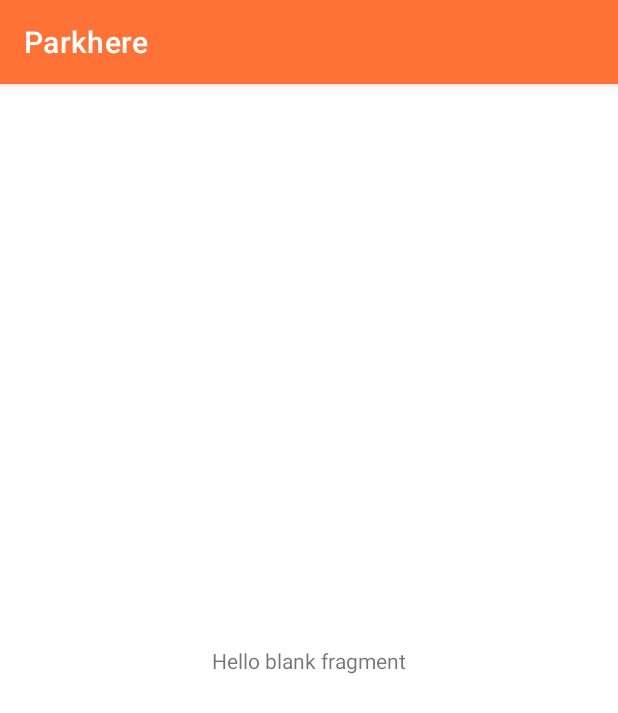
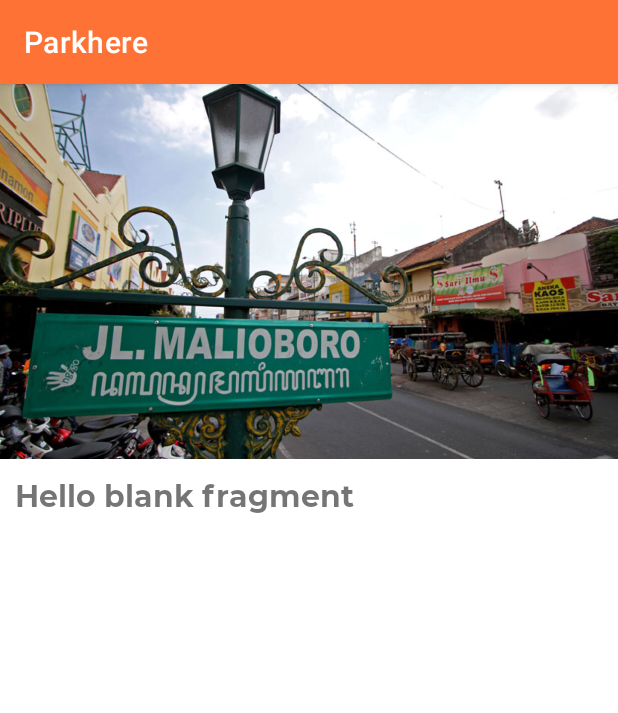
Before and after one commit to sherinedevi/Bangkit-2021-Capstone-Project, an Android app: the DetailFragment screen opened through its navigation route, on a phone screen of 412 x 824 dp. Shown: the top 713 px of the screen. Run offline under Robolectric (Android 15) with nearby library versions, the phone set to English and light mode, and no system bars.

Commit message:
implement collapsingToolbar in fragment_detail

```diff
--- a/ParkhereApplication/app/build.gradle
+++ b/ParkhereApplication/app/build.gradle
@@ -54,6 +54,8 @@ dependencies {
     implementation 'com.github.bumptech.glide:glide:4.11.0'
     implementation 'androidx.lifecycle:lifecycle-extensions:2.2.0'
     implementation 'com.loopj.android:android-async-http:1.4.11'
+    'androidx.coordinatorlayout:coordinatorlayout:1.1.0'
+    implementation 'com.google.android.material:material:1.3.0'
     testImplementation 'junit:junit:4.13.2'
     androidTestImplementation 'androidx.test.ext:junit:1.1.2'
     androidTestImplementation 'androidx.test.espresso:espresso-core:3.3.0'
--- a/ParkhereApplication/app/src/main/AndroidManifest.xml
+++ b/ParkhereApplication/app/src/main/AndroidManifest.xml
@@ -9,8 +9,10 @@
         android:roundIcon="@mipmap/ic_launcher_round"
         android:supportsRtl="true"
         android:theme="@style/Theme.ParkhereApplication">
-        <activity android:name=".view.MainActivity"
-            android:label="Parkhere"/>
+        <activity android:name=".view.DetailPlaceActivity"></activity>
+        <activity
+            android:name=".view.MainActivity"
+            android:label="Parkhere" />
         <activity android:name=".view.OnboardingActivity">
             <intent-filter>
                 <action android:name="android.intent.action.MAIN" />
--- a/ParkhereApplication/app/src/main/java/com/example/parkhereapplication/view/DetailFragment.kt
+++ b/ParkhereApplication/app/src/main/java/com/example/parkhereapplication/view/DetailFragment.kt
@@ -7,20 +7,12 @@ import android.view.View
 import android.view.ViewGroup
 import com.example.parkhereapplication.R
 import com.example.parkhereapplication.databinding.FragmentDetailBinding
-import com.example.parkhereapplication.model.Place
 
 class DetailFragment : Fragment() {
+    private lateinit var binding: FragmentDetailBinding
 
-    companion object {
-        const val EXTRA_USER = "extra_user"
-    }
-    private lateinit var binding: FragmentDetailBinding
-    private lateinit var place: Place
-
-    override fun onCreateView(
-        inflater: LayoutInflater, container: ViewGroup?,
-        savedInstanceState: Bundle?
-    ): View? {
+    override fun onCreateView(inflater: LayoutInflater, container: ViewGroup?,
+                              savedInstanceState: Bundle?): View? {
         // Inflate the layout for this fragment
         return inflater.inflate(R.layout.fragment_detail, container, false)
     }
@@ -28,11 +20,5 @@ class DetailFragment : Fragment() {
     override fun onViewCreated(view: View, savedInstanceState: Bundle?) {
         super.onViewCreated(view, savedInstanceState)
         binding = FragmentDetailBinding.bind(view)
-        getSelectedPlace()
-    }
-
-    private fun getSelectedPlace() {
-        val place = arguments?.getParcelable<Place>(HomeFragment.EXTRA_USER) as Place
-        binding.tvTest.text = place.name
     }
 }
--- a/ParkhereApplication/app/src/main/java/com/example/parkhereapplication/view/OnboardingActivity.kt
+++ b/ParkhereApplication/app/src/main/java/com/example/parkhereapplication/view/OnboardingActivity.kt
@@ -12,7 +12,7 @@ class OnboardingActivity : AppIntro() {
     override fun onCreate(savedInstanceState: Bundle?) {
         super.onCreate(savedInstanceState)
 
-        setImmersiveMode()
+        supportActionBar?.hide()
 
         addSlide(AppIntroFragment.newInstance(
             title = "Sistem Parkir Cerdas",
@@ -43,6 +43,7 @@ class OnboardingActivity : AppIntro() {
             descriptionColor = Color.BLACK,
             backgroundColor = Color.WHITE,
             titleTypefaceFontRes = R.font.montserrat_bold,
+            descriptionTypefaceFontRes = R.font.montserrat_medium,
             imageDrawable = R.drawable.parkhere_illustration_3
         ))
 
--- a/ParkhereApplication/app/src/main/java/com/example/parkhereapplication/view/adapter/PlaceAdapter.kt
+++ b/ParkhereApplication/app/src/main/java/com/example/parkhereapplication/view/adapter/PlaceAdapter.kt
@@ -45,7 +45,7 @@ class PlaceAdapter : RecyclerView.Adapter<PlaceAdapter.PlaceViewHolder>(){
                     .into(binding.ivPlace)
                 binding.tvName.text = place.name
                 binding.tvLocationAddress.text = place.locationAddress
-                binding.tvCapacity.text = StringBuilder("Capacity: ${place.capacity.toString()}")
+//                binding.tvCapacity.text = StringBuilder("Capacity: ${place.capacity.toString()}")
 
                 itemView.setOnClickListener { onItemClick.onItemClicked(place) }
             }
--- /dev/null
+++ b/ParkhereApplication/app/src/main/res/font/montserrat.xml
@@ -0,0 +1,13 @@
+<?xml version="1.0" encoding="utf-8"?>
+<font-family xmlns:android="http://schemas.android.com/apk/res/android">
+    <font
+        android:fontStyle="normal"
+        android:fontWeight="400"
+        android:font="@font/montserrat_medium" />
+
+    <font
+        android:fontStyle="normal"
+        android:fontWeight="700"
+        android:font="@font/montserrat_bold" />
+
+</font-family>
--- a/ParkhereApplication/app/src/main/res/layout/fragment_detail.xml
+++ b/ParkhereApplication/app/src/main/res/layout/fragment_detail.xml
@@ -1,21 +1,52 @@
 <?xml version="1.0" encoding="utf-8"?>
-<androidx.constraintlayout.widget.ConstraintLayout xmlns:android="http://schemas.android.com/apk/res/android"
+<androidx.coordinatorlayout.widget.CoordinatorLayout xmlns:android="http://schemas.android.com/apk/res/android"
     xmlns:app="http://schemas.android.com/apk/res-auto"
     xmlns:tools="http://schemas.android.com/tools"
     android:layout_width="match_parent"
     android:layout_height="match_parent"
     tools:context=".view.DetailFragment">
 
-    <!-- TODO: Update blank fragment layout -->
-    <TextView
-        android:id="@+id/tv_test"
-        android:layout_width="wrap_content"
-        android:layout_height="wrap_content"
-        android:text="@string/hello_blank_fragment"
-        app:layout_constraintBottom_toBottomOf="parent"
-        app:layout_constraintEnd_toEndOf="parent"
-        app:layout_constraintHorizontal_bias="0.5"
-        app:layout_constraintStart_toStartOf="parent"
-        app:layout_constraintTop_toTopOf="parent" />
+    <com.google.android.material.appbar.AppBarLayout
+        android:layout_width="match_parent"
+        android:layout_height="250dp"
+        android:fitsSystemWindows="true">
 
-</androidx.constraintlayout.widget.ConstraintLayout>
+        <com.google.android.material.appbar.CollapsingToolbarLayout
+            android:layout_width="match_parent"
+            android:layout_height="match_parent"
+            app:layout_scrollFlags="scroll|exitUntilCollapsed"
+            android:fitsSystemWindows="true">
+
+            <androidx.appcompat.widget.AppCompatImageView
+                android:layout_width="match_parent"
+                android:layout_height="match_parent"
+                android:fitsSystemWindows="true"
+                android:scaleType="centerCrop"
+                android:src="@drawable/parking_image_1"
+                app:layout_collapseMode="parallax" />
+
+            <androidx.appcompat.widget.Toolbar
+                android:id="@+id/toolbar"
+                android:layout_width="match_parent"
+                android:layout_height="?attr/actionBarSize"
+                app:layout_collapseMode="pin"
+                app:popupTheme="@style/ThemeOverlay.MaterialComponents.Light" />
+
+        </com.google.android.material.appbar.CollapsingToolbarLayout>
+    </com.google.android.material.appbar.AppBarLayout>
+
+    <androidx.constraintlayout.widget.ConstraintLayout
+        android:layout_width="match_parent"
+        android:layout_height="match_parent"
+        android:padding="10dp"
+        app:layout_behavior="com.google.android.material.appbar.AppBarLayout$ScrollingViewBehavior">
+
+        <TextView
+            android:layout_width="wrap_content"
+            android:layout_height="wrap_content"
+            style="@style/TextView.Heading"
+            app:layout_constraintLeft_toLeftOf="parent"
+            app:layout_constraintTop_toTopOf="parent"
+            android:text="@string/hello_blank_fragment" />
+    </androidx.constraintlayout.widget.ConstraintLayout>
+</androidx.coordinatorlayout.widget.CoordinatorLayout>
--- a/ParkhereApplication/app/src/main/res/navigation/main_navigation.xml
+++ b/ParkhereApplication/app/src/main/res/navigation/main_navigation.xml
@@ -16,7 +16,6 @@
             app:exitAnim="@anim/slide_out_left"
             app:popEnterAnim="@anim/slide_in_left"
             app:popExitAnim="@anim/slide_out_right" />
-
     </fragment>
     <fragment
         android:id="@+id/detailFragment"
--- a/ParkhereApplication/app/src/main/res/values/strings.xml
+++ b/ParkhereApplication/app/src/main/res/values/strings.xml
@@ -2,4 +2,5 @@
     <string name="app_name">ParkhereApplication</string>
     <!-- TODO: Remove or change this placeholder text -->
     <string name="hello_blank_fragment">Hello blank fragment</string>
+    <string name="details">Details</string>
 </resources>
--- a/ParkhereApplication/app/src/main/res/values/themes.xml
+++ b/ParkhereApplication/app/src/main/res/values/themes.xml
@@ -1,19 +1,4 @@
 <resources xmlns:tools="http://schemas.android.com/tools">
-    <!-- Base application theme. -->
-<!--    <style name="Theme.ParkhereApplication" parent="Theme.MaterialComponents.DayNight.DarkActionBar">-->
-<!--        &lt;!&ndash; Primary brand color. &ndash;&gt;-->
-<!--        <item name="colorPrimary">@color/purple_500</item>-->
-<!--        <item name="colorPrimaryVariant">@color/purple_700</item>-->
-<!--        <item name="colorOnPrimary">@color/white</item>-->
-<!--        &lt;!&ndash; Secondary brand color. &ndash;&gt;-->
-<!--        <item name="colorSecondary">@color/teal_200</item>-->
-<!--        <item name="colorSecondaryVariant">@color/teal_700</item>-->
-<!--        <item name="colorOnSecondary">@color/black</item>-->
-<!--        &lt;!&ndash; Status bar color. &ndash;&gt;-->
-<!--        <item name="android:statusBarColor" tools:targetApi="l">?attr/colorPrimaryVariant</item>-->
-<!--        &lt;!&ndash; Customize your theme here. &ndash;&gt;-->
-<!--    </style>-->
-
     <!-- Base application theme. -->
     <style name="Theme.ParkhereApplication" parent="Theme.MaterialComponents.DayNight.DarkActionBar">
         <!-- Primary brand color. -->
@@ -29,12 +14,15 @@
         <!-- Customize your theme here. -->
     </style>
 
-    <style name="TextHeading">
-        <item name="android:fontFamily">@font/montserrat_bold</item>
+    <style name="TextView">
+        <item name="android:fontFamily">@font/montserrat</item>
+    </style>
+
+    <style name="TextView.Heading">
+        <item name="android:textStyle">bold</item>
         <item name="android:textSize">20sp</item>
     </style>
-    <style name="TextSub">
-        <item name="android:fontFamily">@font/montserrat_medium</item>
+    <style name="TextView.Subtitle">
         <item name="android:textSize">14sp</item>
     </style>
 </resources>
```
Also changed, not shown: ParkhereApplication/app/src/main/java/com/example/parkhereapplication/view/DetailPlaceActivity.kt (added, +12 -0 lines), ParkhereApplication/app/src/main/res/layout/activity_detail_place.xml (added, +9 -0 lines), ParkhereApplication/app/src/main/res/layout/item_place.xml (+2 -13 lines). Lines whose indentation alone changed are shown as unchanged.
